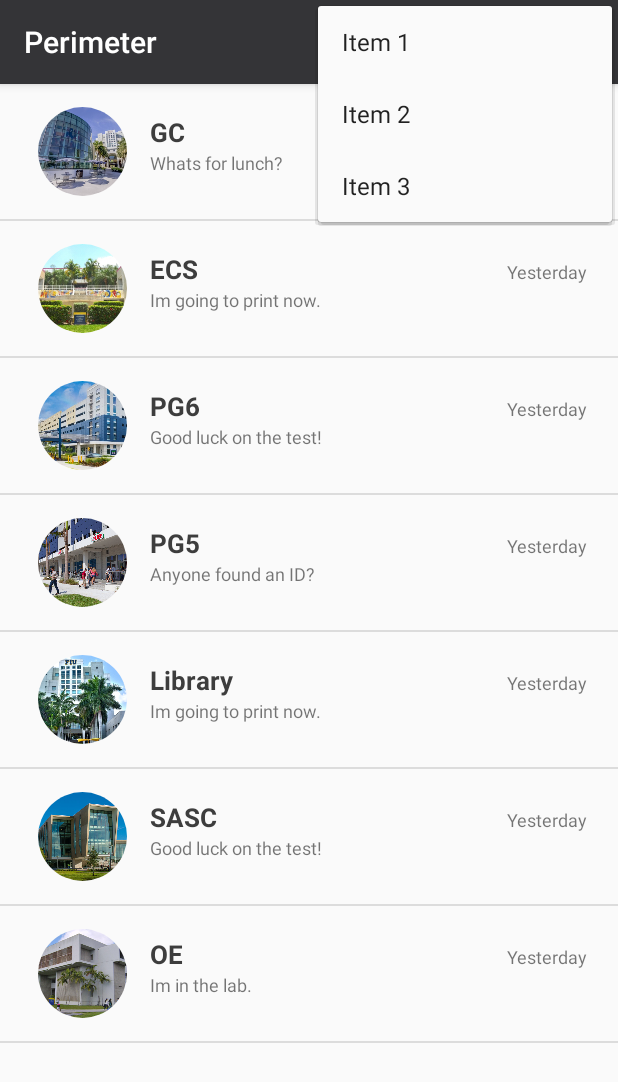
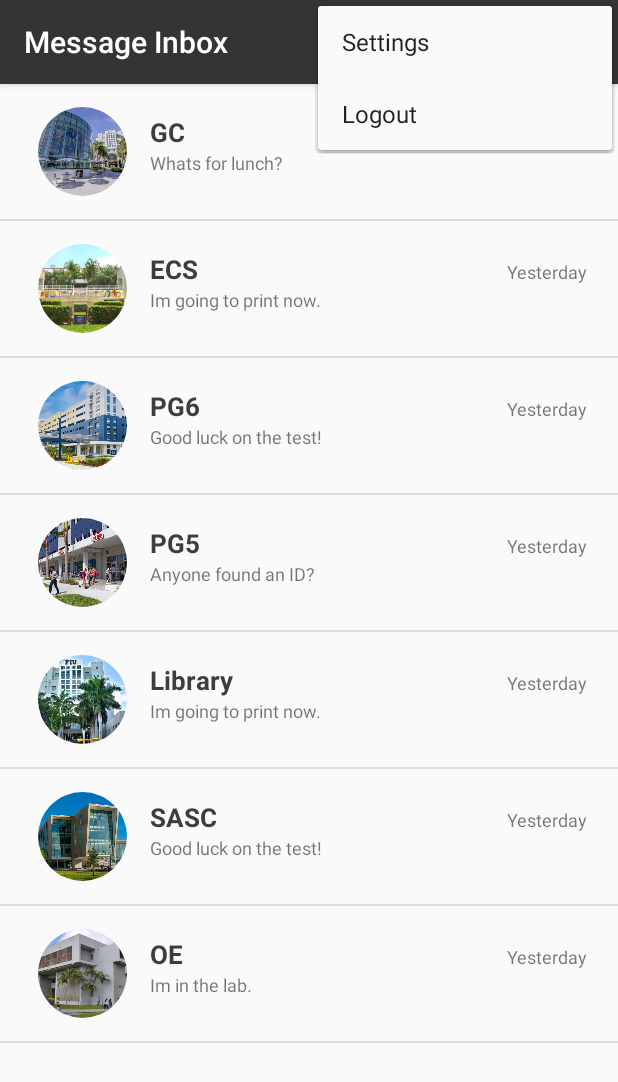
Before and after one commit to SparkDevTeams/Perimeter_Android_, an Android app: the InboxActivity screen opened directly, with no data from a screen before it, with the options menu open, on a phone screen of 412 x 824 dp. Shown: the top 1082 px of the screen. Run offline under Robolectric (Android 15) with nearby library versions, the phone set to English and light mode, and no system bars; our stand-ins replace CircleImageView.

Commit message:
changed action bar title and overflow menu icon color

```diff
--- a/app/src/main/java/com/sparkdev/perimeter/activities/Inbox/InboxActivity.java
+++ b/app/src/main/java/com/sparkdev/perimeter/activities/Inbox/InboxActivity.java
@@ -1,4 +1,5 @@
 package com.sparkdev.perimeter.activities.Inbox;
+
 
 import android.support.v7.app.AppCompatActivity;
 import android.os.Bundle;
@@ -35,6 +36,9 @@ public class InboxActivity extends AppCompatActivity {
     super.onCreate(savedInstanceState);
     setContentView(R.layout.activity_inbox);
 
+    //Set action bar title
+    getSupportActionBar().setTitle("Message Inbox");
+
     // Get access to the activity's RecyclerView
     RecyclerView recyclerView = (RecyclerView) findViewById(R.id.messagesRecyclerView);
 
@@ -55,6 +59,7 @@ public class InboxActivity extends AppCompatActivity {
   }
 
 
+
   @Override
   public boolean onCreateOptionsMenu(Menu menu) {
     MenuInflater inflater = getMenuInflater();
--- a/app/src/main/res/menu/inbox_menu.xml
+++ b/app/src/main/res/menu/inbox_menu.xml
@@ -1,20 +1,16 @@
 <?xml version="1.0" encoding="utf-8"?>
 <menu xmlns:android="http://schemas.android.com/apk/res/android"
-    xmlns:app="http://schemas.android.com/apk/res-auto">
+    xmlns:app="http://schemas.android.com/apk/res-auto"
+    >
 
     <item
         android:id="@+id/item1"
-        android:title="Item 1"
+        android:title="Settings"
         app:showAsAction="never" />
 
     <item
         android:id="@+id/item2"
-        android:title="Item 2"
+        android:title="Logout"
         app:showAsAction="never" />
 
-    <item
-        android:id="@+id/item3"
-        android:layout_width="wrap_content"
-        android:title="Item 3"
-        app:showAsAction="never" />
 </menu>
--- a/app/src/main/res/values/styles.xml
+++ b/app/src/main/res/values/styles.xml
@@ -7,6 +7,12 @@
         <item name="colorPrimaryDark">@color/colorPrimaryDark</item>
         <item name="colorAccent">@color/colorAccent</item>
         <item name="floatingActionButtonStyle">@style/Widget.Design.FloatingActionButton</item>
+        <item name="actionOverflowButtonStyle">@style/MyOverflowButtonStyle</item>
+    </style>
+
+    <!-- overflow icon color -->
+    <style name="MyOverflowButtonStyle" parent="Widget.AppCompat.ActionButton.Overflow">
+        <item name="android:tint">@color/colorAccent</item>
     </style>
 
 </resources>
```
